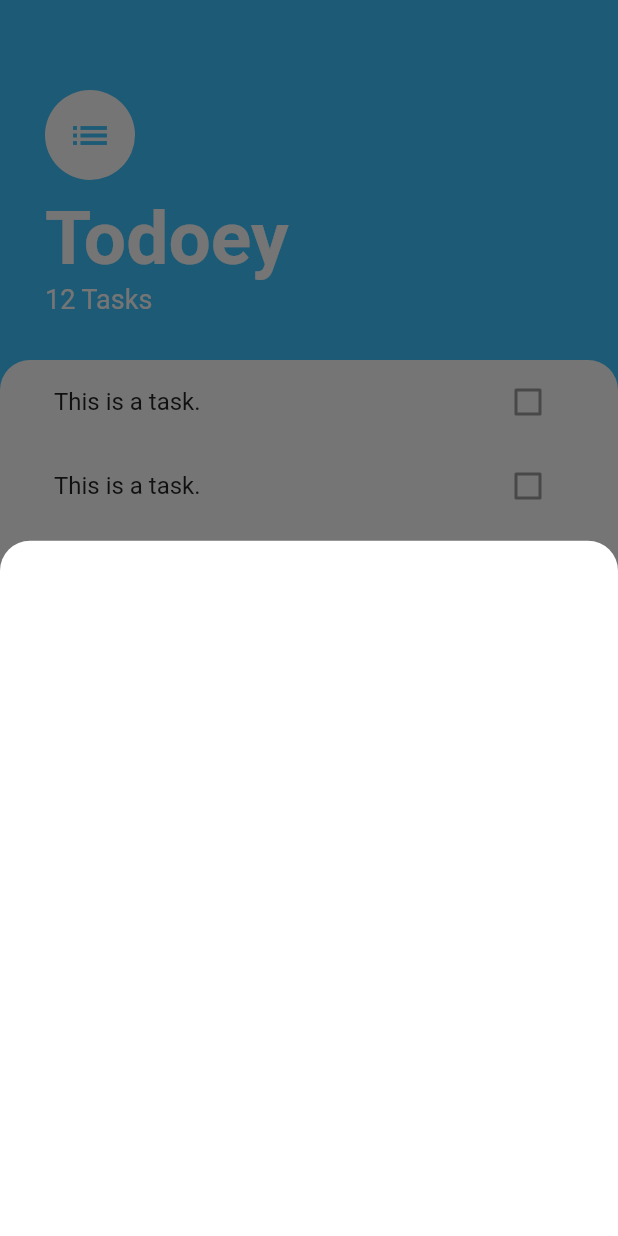
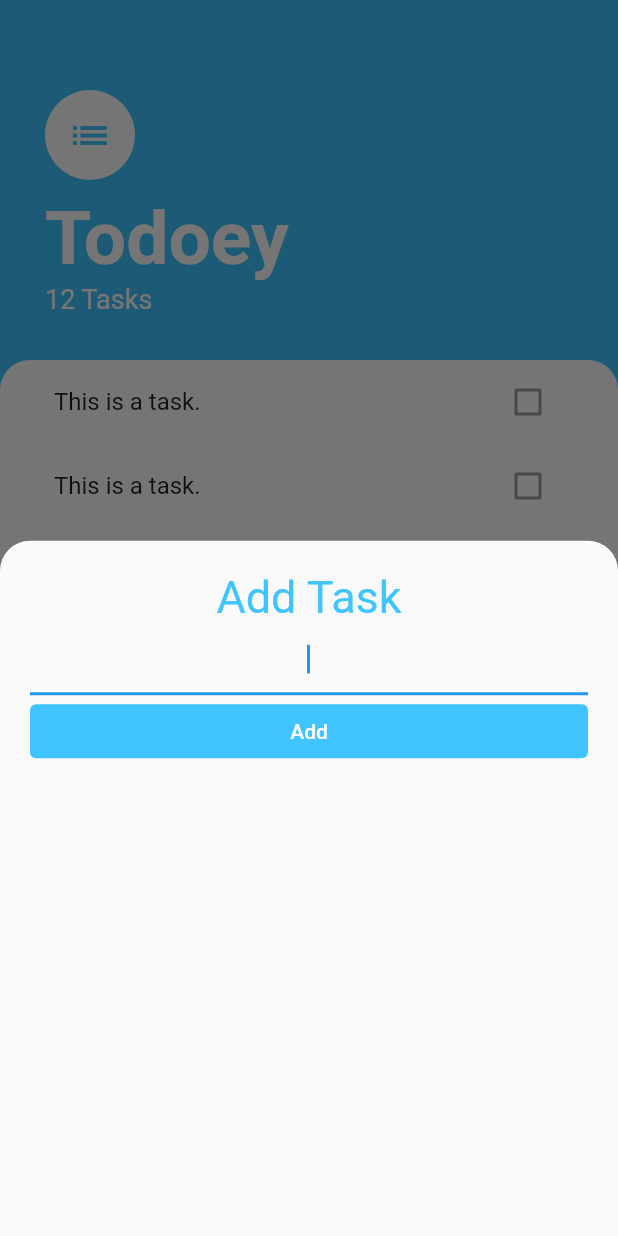
Before and after one commit to Ayushd70/todoey, a Flutter app: the screen it shows after launch, after a tap on the "add" icon, on a phone screen of 412 x 824 dp. Run offline on Flutter 3.47's test engine with Material 2 defaults, Android fonts, the phone set to English and light mode, and no system bars.

Commit message:
todoey: implement Styling to the Task Screen
Signed-off-by: Ayush Dubey <ayushdubey70@gmail.com>

```diff
--- a/lib/screens/add_task_screen.dart
+++ b/lib/screens/add_task_screen.dart
@@ -5,9 +5,32 @@ class AddTaskScreen extends StatelessWidget {
   @override
   Widget build(BuildContext context) {
     return Container(
-        decoration: BoxDecoration(
-          color: Colors.white,
-          )
-        );
+      padding: EdgeInsets.all(20.0),
+      child: Column(
+        crossAxisAlignment: CrossAxisAlignment.stretch,
+        children: [
+          Text('Add Task',
+          textAlign: TextAlign.center,
+          style: TextStyle(
+            fontSize: 30.0,
+            color: Colors.lightBlueAccent,
+          ),),
+          TextField(
+            autofocus: true,
+            textAlign: TextAlign.center,
+          ),
+          TextButton(
+            style: TextButton.styleFrom(
+              primary: Colors.white,
+              backgroundColor: Colors.lightBlueAccent,
+            ),
+            child: Text('Add'),
+            onPressed: () {
+            //add task
+            },
+          ),
+        ],
+      ),
+    );
   }
 }
```
